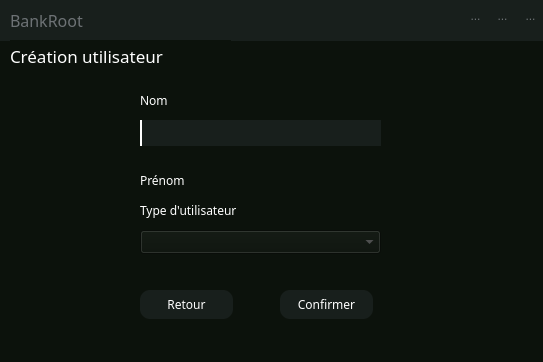
The window that creer_utilisateur.ui (SparqueeZ/Bank-Root) describes before a commit, drawn with Qt 5.
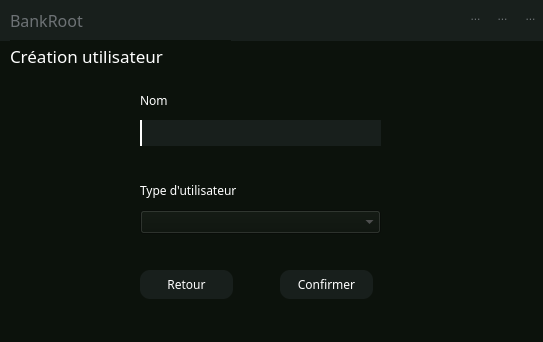
The same window after the commit. Icons and pictures are not drawn.

Diff of the .ui file:
```diff
--- a/creer_utilisateur.ui
+++ b/creer_utilisateur.ui
@@ -7,7 +7,7 @@
     <x>0</x>
     <y>0</y>
     <width>543</width>
-    <height>362</height>
+    <height>342</height>
    </rect>
   </property>
   <property name="windowTitle">
@@ -75,28 +75,6 @@
      <string>Nom</string>
     </property>
    </widget>
-   <widget class="QLabel" name="label_2">
-    <property name="geometry">
-     <rect>
-      <x>140</x>
-      <y>170</y>
-      <width>171</width>
-      <height>20</height>
-     </rect>
-    </property>
-    <property name="font">
-     <font>
-      <family>Montserrat Medium</family>
-     </font>
-    </property>
-    <property name="styleSheet">
-     <string notr="true">color: rgb(255,255,255);
-</string>
-    </property>
-    <property name="text">
-     <string>Prénom</string>
-    </property>
-   </widget>
    <widget class="QWidget" name="topbar" native="true">
     <property name="geometry">
      <rect>
@@ -251,17 +229,22 @@
     <property name="geometry">
      <rect>
       <x>140</x>
-      <y>230</y>
+      <y>210</y>
       <width>241</width>
       <height>24</height>
      </rect>
     </property>
+    <property name="font">
+     <font>
+      <family>Segoe UI</family>
+     </font>
+    </property>
    </widget>
    <widget class="QLabel" name="label_10">
     <property name="geometry">
      <rect>
       <x>140</x>
-      <y>200</y>
+      <y>180</y>
       <width>161</width>
       <height>20</height>
      </rect>
@@ -285,7 +268,7 @@
     <property name="geometry">
      <rect>
       <x>140</x>
-      <y>290</y>
+      <y>270</y>
       <width>93</width>
       <height>29</height>
      </rect>
@@ -326,7 +309,7 @@
     <property name="geometry">
      <rect>
       <x>280</x>
-      <y>290</y>
+      <y>270</y>
       <width>93</width>
       <height>29</height>
      </rect>
```
Left out of the diff: 5 changed lines with no effect on the pictures.
